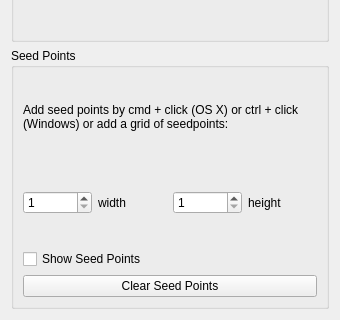
This is smoke/view/streamlinestab.ui in bvanloon/Scientific-Visualization as Qt 5 draws it before an edit; both pictures show x 0 to 340 and y 587 to 907 of the 340 by 907 pixel window. The edited form follows.
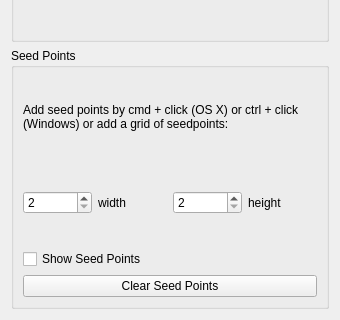
This is the edited form. Custom widgets are drawn as their Qt base class.

Commit message: Set more sensible defaults.

What changed in the file:
```diff
--- a/smoke/view/streamlinestab.ui
+++ b/smoke/view/streamlinestab.ui
@@ -178,7 +178,7 @@
         <item>
          <widget class="QSpinBox" name="gridWidthSpinBox">
           <property name="minimum">
-           <number>1</number>
+           <number>2</number>
           </property>
           <property name="maximum">
            <number>200</number>
@@ -198,7 +198,7 @@
         <item>
          <widget class="QSpinBox" name="gridHeightSpinBox">
           <property name="minimum">
-           <number>1</number>
+           <number>2</number>
           </property>
           <property name="maximum">
            <number>200</number>
```
